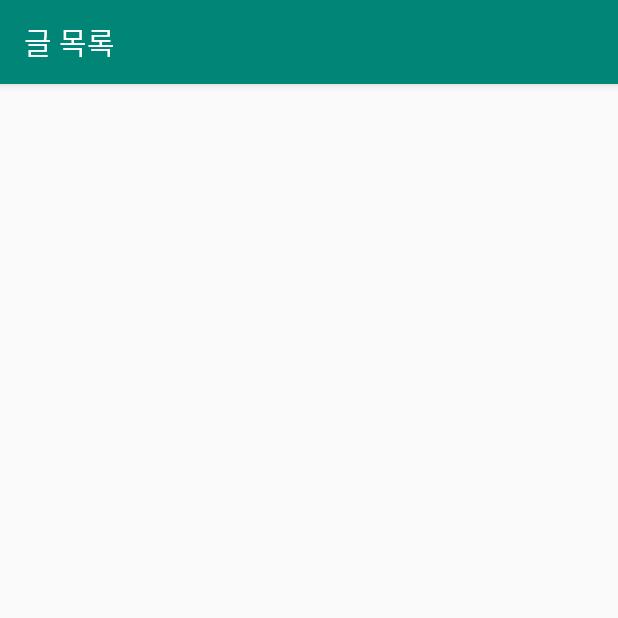
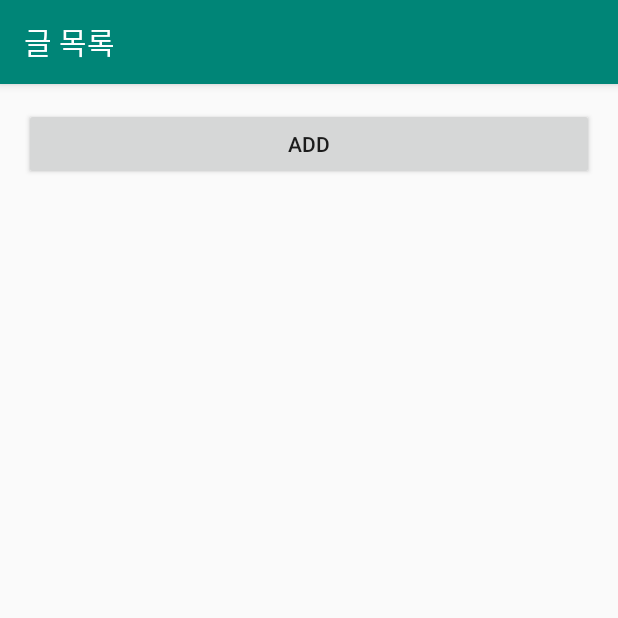
Before and after one commit to JungUihyun/android_exam07, an Android app: the ListActivity screen opened directly, with no data from a screen before it, on a phone screen of 412 x 824 dp, the top half of it. Run offline under Robolectric (Android 15) with nearby library versions, the phone set to English and light mode, and no system bars.

Commit message:
로그인 후 화면전환

```diff
--- a/app/build.gradle
+++ b/app/build.gradle
@@ -5,7 +5,7 @@ android {
     buildToolsVersion "29.0.1"
     defaultConfig {
         applicationId "com.example.android_exam07"
-        minSdkVersion 28
+        minSdkVersion 27
         targetSdkVersion 29
         versionCode 1
         versionName "1.0"
@@ -28,4 +28,7 @@ dependencies {
     androidTestImplementation 'androidx.test.espresso:espresso-core:3.2.0'
     implementation 'androidx.recyclerview:recyclerview:1.2.0-alpha04'
     implementation 'androidx.cardview:cardview:1.0.0'
+    androidTestCompile('com.android.support.test.espresso:espresso-core:2.2.2', {
+        exclude group: 'com.android.support', module: 'support-annotations'
+    })
 }
--- a/app/src/main/AndroidManifest.xml
+++ b/app/src/main/AndroidManifest.xml
@@ -9,7 +9,8 @@
         android:roundIcon="@mipmap/ic_launcher_round"
         android:supportsRtl="true"
         android:theme="@style/AppTheme">
-        <activity android:name=".ListActivity"></activity>
+        <activity android:name=".ContentActivity"></activity>
+        <activity android:name=".ListActivity" />
         <activity android:name=".RegisterActivity" />
         <activity android:name=".MainActivity">
             <intent-filter>
--- a/app/src/main/java/com/example/android_exam07/DBHelper.java
+++ /dev/null
@@ -1,29 +0,0 @@
-package com.example.android_exam07;
-
-import android.content.Context;
-import android.database.sqlite.SQLiteDatabase;
-import android.database.sqlite.SQLiteOpenHelper;
-
-import androidx.annotation.Nullable;
-
-public class DBHelper extends SQLiteOpenHelper {
-    public static final int DATABASE_VERSION = 1;
-
-    public DBHelper(@Nullable Context context) {
-        super(context, "user_tb", null, DATABASE_VERSION);
-    }
-
-    @Override
-    public void onCreate(SQLiteDatabase db) {
-        String sql = "create table user_tb (_id integer primary key autoincrement, id text, password text, name text, post_id integer)";
-        db.execSQL(sql);
-    }
-
-    @Override
-    public void onUpgrade(SQLiteDatabase db, int oldVersion, int newVersion) {
-        if(newVersion == DATABASE_VERSION){
-            db.execSQL("drop table user_tb");
-            onCreate(db);
-        }
-    }
-}
--- a/app/src/main/java/com/example/android_exam07/ListActivity.java
+++ b/app/src/main/java/com/example/android_exam07/ListActivity.java
@@ -1,20 +1,24 @@
 package com.example.android_exam07;
+
+import android.content.Intent;
+import android.database.Cursor;
+import android.database.sqlite.SQLiteDatabase;
+import android.os.Bundle;
+import android.view.View;
+import android.widget.Button;
 
 import androidx.appcompat.app.AppCompatActivity;
 import androidx.recyclerview.widget.LinearLayoutManager;
 import androidx.recyclerview.widget.RecyclerView;
 
-import android.database.Cursor;
-import android.database.sqlite.SQLiteDatabase;
-import android.os.Bundle;
-
 import java.util.ArrayList;
 
-public class ListActivity extends AppCompatActivity {
+public class ListActivity extends AppCompatActivity implements View.OnClickListener {
 
     RecyclerView recyclerView;
-    ArrayList<ListVO> datas;
-    ListAdapter adapter;
+    Button btnAdd;
+    ArrayList<ListVO> datas; // data
+    ListAdapter listAdapter;
 
     @Override
     protected void onCreate(Bundle savedInstanceState) {
@@ -22,33 +26,56 @@ public class ListActivity extends AppCompatActivity {
         setContentView(R.layout.activity_list);
         setTitle("글 목록");
 
-        recyclerView = findViewById(R.id.recyclerview);
+        recyclerView = findViewById(R.id.main_list);
+        recyclerView.setHasFixedSize(true);
+
+        LinearLayoutManager layoutManager = new LinearLayoutManager(this);
+        layoutManager.setOrientation(LinearLayoutManager.VERTICAL);
+        recyclerView.setLayoutManager(layoutManager);
+
+        btnAdd = (Button)findViewById(R.id.btnAdd);
+        btnAdd.setOnClickListener(this);
 
         datas = new ArrayList<>();
-        getAllDatas();
+//        getAllItems();
 
-        recyclerView.setHasFixedSize(true);
-        LinearLayoutManager layoutManager = new LinearLayoutManager(this);
-        layoutManager.setOrientation(RecyclerView.VERTICAL);
-        recyclerView.setLayoutManager(layoutManager);
+        listAdapter = new ListAdapter(this, R.layout.custom_item, datas);
+        recyclerView.setAdapter(listAdapter);
 
-        adapter = new ListAdapter(this, R.layout.custom_item, datas);
-        recyclerView.setAdapter(adapter);
     }
 
-    private void getAllDatas() {
-        DBHelper helper = new DBHelper(this);
+    private void getAllItems() {
+        ListDatabaseHelper helper = new ListDatabaseHelper(this);
         SQLiteDatabase db = helper.getReadableDatabase();
-        Cursor rs = db.rawQuery("select idx, title, content, writer from post_tb order by idx", null);
+        Cursor rs = db.rawQuery("select idx, title, content, writer from list_tb order by idx", null);
 
         while(rs.moveToNext()) {
             ListVO vo = new ListVO();
             vo.setIdx(rs.getInt(0));
             vo.setTitle(rs.getString(1));
             vo.setContent(rs.getString(2));
-            vo.setWriter(rs.getString(3));
+
             datas.add(vo);
         }
         db.close();
     }
+
+    @Override
+    public void onClick(View v) {
+        if(v == btnAdd) {
+            Intent intent = new Intent(getApplicationContext(), ContentActivity.class);
+            intent.putExtra("id", 0);
+            startActivity(intent);
+        }
+    }
+
+    @Override
+    protected void onResume() {
+        super.onResume();
+
+        // 화면 갱신
+        datas.clear();
+//        getAllItems();
+        listAdapter.notifyDataSetChanged();
+    }
 }
--- a/app/src/main/java/com/example/android_exam07/ListHolder.java
+++ b/app/src/main/java/com/example/android_exam07/ListHolder.java
@@ -17,7 +17,7 @@ public class ListHolder extends RecyclerView.ViewHolder {
     public ListHolder(@NonNull View itemView) {
         super(itemView);
 
-        cardView = itemView.findViewById(R.id.cardView);
+        cardView = itemView.findViewById(R.id.cardview);
         title = (TextView)itemView.findViewById(R.id.title);
         content = (TextView)itemView.findViewById(R.id.content);
         writer = (TextView)itemView.findViewById(R.id.writer);
--- a/app/src/main/java/com/example/android_exam07/MainActivity.java
+++ b/app/src/main/java/com/example/android_exam07/MainActivity.java
@@ -2,6 +2,7 @@ package com.example.android_exam07;
 
 import androidx.appcompat.app.AppCompatActivity;
 
+import android.content.Context;
 import android.content.Intent;
 import android.database.Cursor;
 import android.database.sqlite.SQLiteDatabase;
@@ -42,6 +43,7 @@ public class MainActivity extends AppCompatActivity implements View.OnClickListe
 //        회원가입 화면 이동
         goRegister = (Button)findViewById(R.id.goRegister);
         goRegister.setOnClickListener(this);
+
     }
 
     @Override
@@ -80,6 +82,7 @@ public class MainActivity extends AppCompatActivity implements View.OnClickListe
                 //로그인성공
                 Toast toast = Toast.makeText(MainActivity.this, "로그인 성공", Toast.LENGTH_SHORT);
                 toast.show();
+
                 //인텐트 생성 및 호출
                 Intent intent = new Intent(getApplicationContext(), ListActivity.class);
                 startActivity(intent);
--- a/app/src/main/res/layout/activity_list.xml
+++ b/app/src/main/res/layout/activity_list.xml
@@ -1,5 +1,5 @@
 <?xml version="1.0" encoding="utf-8"?>
-<RelativeLayout
+<LinearLayout
     xmlns:android="http://schemas.android.com/apk/res/android"
     xmlns:app="http://schemas.android.com/apk/res-auto"
     xmlns:tools="http://schemas.android.com/tools"
@@ -7,17 +7,16 @@
     android:layout_height="match_parent"
     android:padding="16dp">
 
-    <ScrollView
+    <androidx.recyclerview.widget.RecyclerView
+        android:id="@+id/main_list"
         android:layout_width="match_parent"
-        android:layout_height="match_parent"
-        android:id="@+id/scrollView1"
-        android:fillViewport="true">
+        android:layout_height="wrap_content"
+        android:layout_weight="1" />
 
-        <androidx.recyclerview.widget.RecyclerView
-            android:id="@+id/recyclerview"
-            android:layout_width="match_parent"
-            android:layout_height="match_parent" />
+    <Button
+        android:id="@+id/btnAdd"
+        android:layout_width="match_parent"
+        android:layout_height="wrap_content"
+        android:text="ADD" />
 
-    </ScrollView>
-
-</RelativeLayout>
+</LinearLayout>
```
Also changed, not shown: app/src/main/java/com/example/android_exam07/ContentActivity.java (added, +19 -0 lines), app/src/main/java/com/example/android_exam07/DatabaseOpenHelper.java (+12 -7 lines), app/src/main/java/com/example/android_exam07/ListAdapter.java (+37 -6 lines), app/src/main/java/com/example/android_exam07/ListDatabaseHelper.java (added, +61 -0 lines), app/src/main/java/com/example/android_exam07/ListVO.java (+0 -11 lines), app/src/main/java/com/example/android_exam07/PostDB.java (+32 -32 lines), app/src/main/java/com/example/android_exam07/UserDB.java (deleted, +0 -29 lines), app/src/main/res/layout/activity_content.xml (added, +35 -0 lines), app/src/main/res/layout/custom_item.xml (+4 -3 lines).
